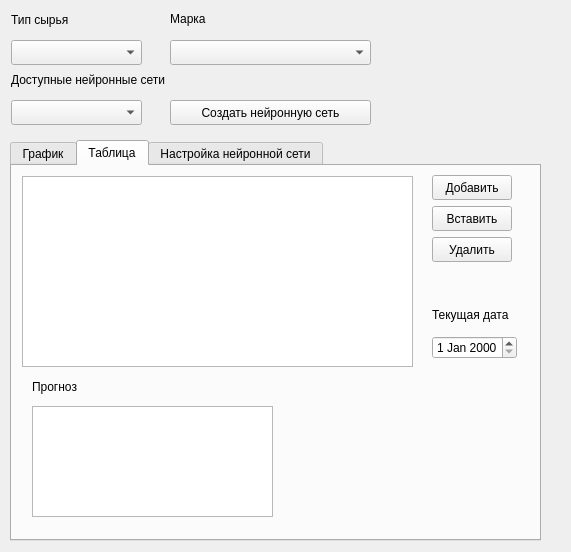
First picture: the form in server/src/widgets/viewforecast.ui, repository glebmillenium/forecasting-financial-time-series, before the edit.
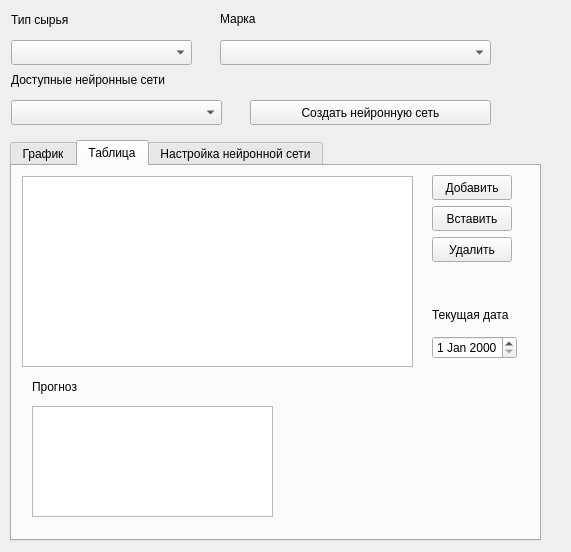
Second picture: the form after the edit.

Diff of the .ui file:
```diff
--- a/server/src/widgets/viewforecast.ui
+++ b/server/src/widgets/viewforecast.ui
@@ -328,9 +328,9 @@
   <widget class="QPushButton" name="pushButton">
    <property name="geometry">
     <rect>
-     <x>170</x>
+     <x>250</x>
      <y>100</y>
-     <width>201</width>
+     <width>241</width>
      <height>25</height>
     </rect>
    </property>
@@ -362,7 +362,7 @@
     <rect>
      <x>11</x>
      <y>100</y>
-     <width>131</width>
+     <width>211</width>
      <height>25</height>
     </rect>
    </property>
@@ -385,7 +385,7 @@
     <rect>
      <x>11</x>
      <y>40</y>
-     <width>131</width>
+     <width>181</width>
      <height>25</height>
     </rect>
    </property>
@@ -393,7 +393,7 @@
   <widget class="QLabel" name="label_2">
    <property name="geometry">
     <rect>
-     <x>170</x>
+     <x>220</x>
      <y>10</y>
      <width>46</width>
      <height>17</height>
@@ -406,9 +406,9 @@
   <widget class="QComboBox" name="Mark">
    <property name="geometry">
     <rect>
-     <x>170</x>
+     <x>220</x>
      <y>40</y>
-     <width>201</width>
+     <width>271</width>
      <height>25</height>
     </rect>
    </property>
```
